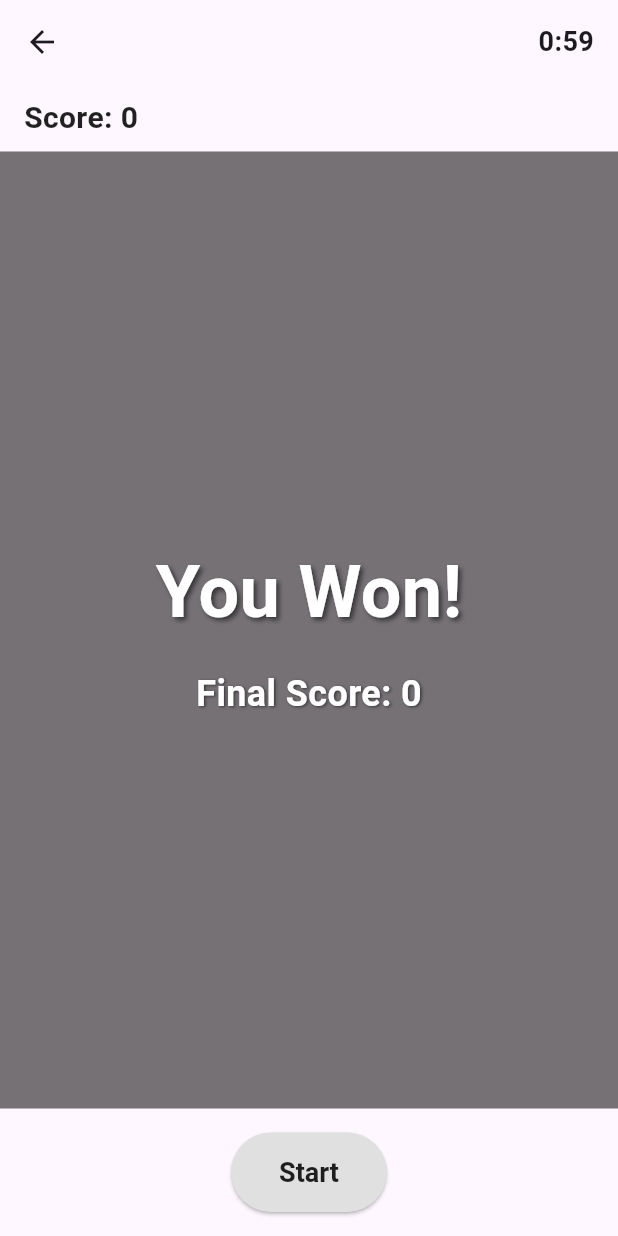
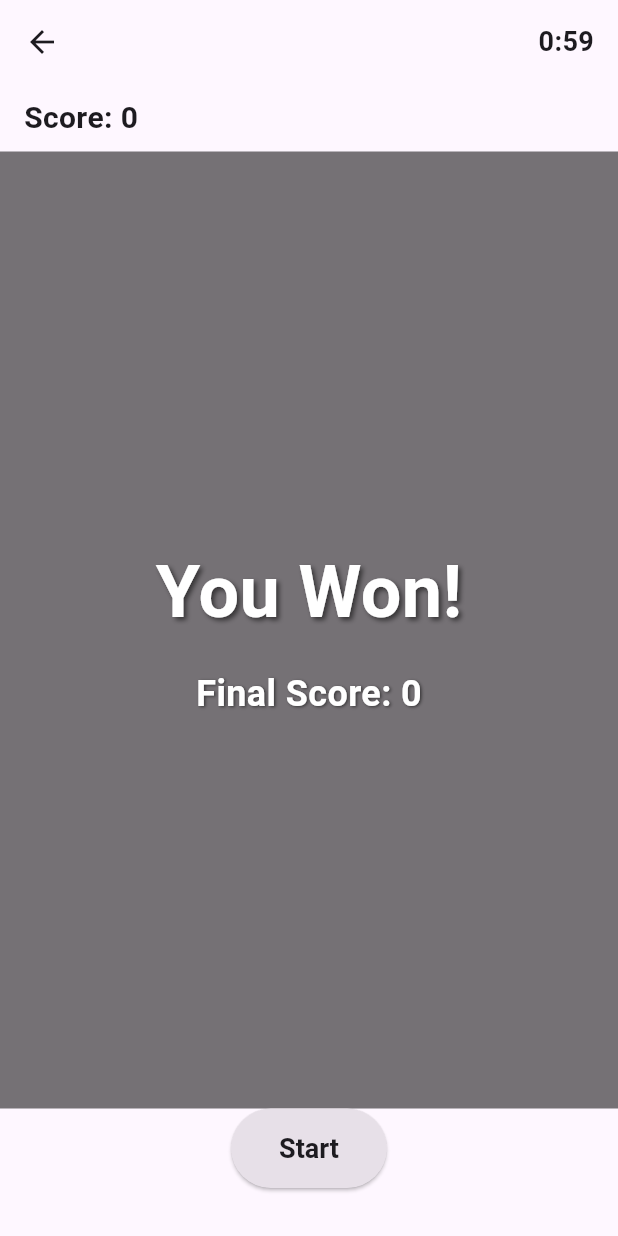
Before and after one commit to andrapop1523-sketch/concentration_game_app, a Flutter app: the GameScreen screen opened directly with empty values, on a phone screen of 412 x 824 dp. Run offline on Flutter 3.47's test engine with Material 3 defaults, Android fonts, the phone set to English and light mode, and no system bars; network calls fail.

Commit message:
Add dark mode support

```diff
--- a/lib/game/game_screen.dart
+++ b/lib/game/game_screen.dart
@@ -90,7 +90,7 @@ class _GameScreenState extends State<GameScreen> {
                                   ? GameConstants.landscapeScoreFontSize
                                   : GameConstants.portraitScoreFontSize,
                               fontWeight: FontWeight.bold,
-                              color: Colors.black87,
+                              color: Theme.of(context).colorScheme.onSurface,
                             ),
                           ),
                           const Spacer(),
@@ -98,8 +98,8 @@ class _GameScreenState extends State<GameScreen> {
                             ElevatedButton(
                               onPressed: () => controller.resetGame(_themeSymbols),
                               style: ElevatedButton.styleFrom(
-                                backgroundColor: Colors.grey[300],
-                                foregroundColor: Colors.black87,
+                                backgroundColor: Theme.of(context).colorScheme.surfaceContainerHighest,
+                                foregroundColor: Theme.of(context).colorScheme.onSurface,
                                 padding: const EdgeInsets.symmetric(horizontal: 16, vertical: 8),
                                 textStyle: const TextStyle(fontSize: 14, fontWeight: FontWeight.bold),
                               ),
@@ -229,12 +229,12 @@ class _GameScreenState extends State<GameScreen> {
                     ),
                     if (!isLandscape)
                       Container(
-                        padding: const EdgeInsets.all(16),
+                        padding: const EdgeInsets.only(bottom: 32, left: 16, right: 16),
                         child: ElevatedButton(
                           onPressed: () => controller.resetGame(_themeSymbols),
                           style: ElevatedButton.styleFrom(
-                            backgroundColor: Colors.grey[300],
-                            foregroundColor: Colors.black87,
+                            backgroundColor: Theme.of(context).colorScheme.surfaceContainerHighest,
+                            foregroundColor: Theme.of(context).colorScheme.onSurface,
                             padding: const EdgeInsets.symmetric(horizontal: 32, vertical: 16),
                             textStyle: const TextStyle(fontSize: 18, fontWeight: FontWeight.bold),
                           ),
```
Also changed, not shown: lib/theme_selection_screen.dart (+10 -10 lines).
